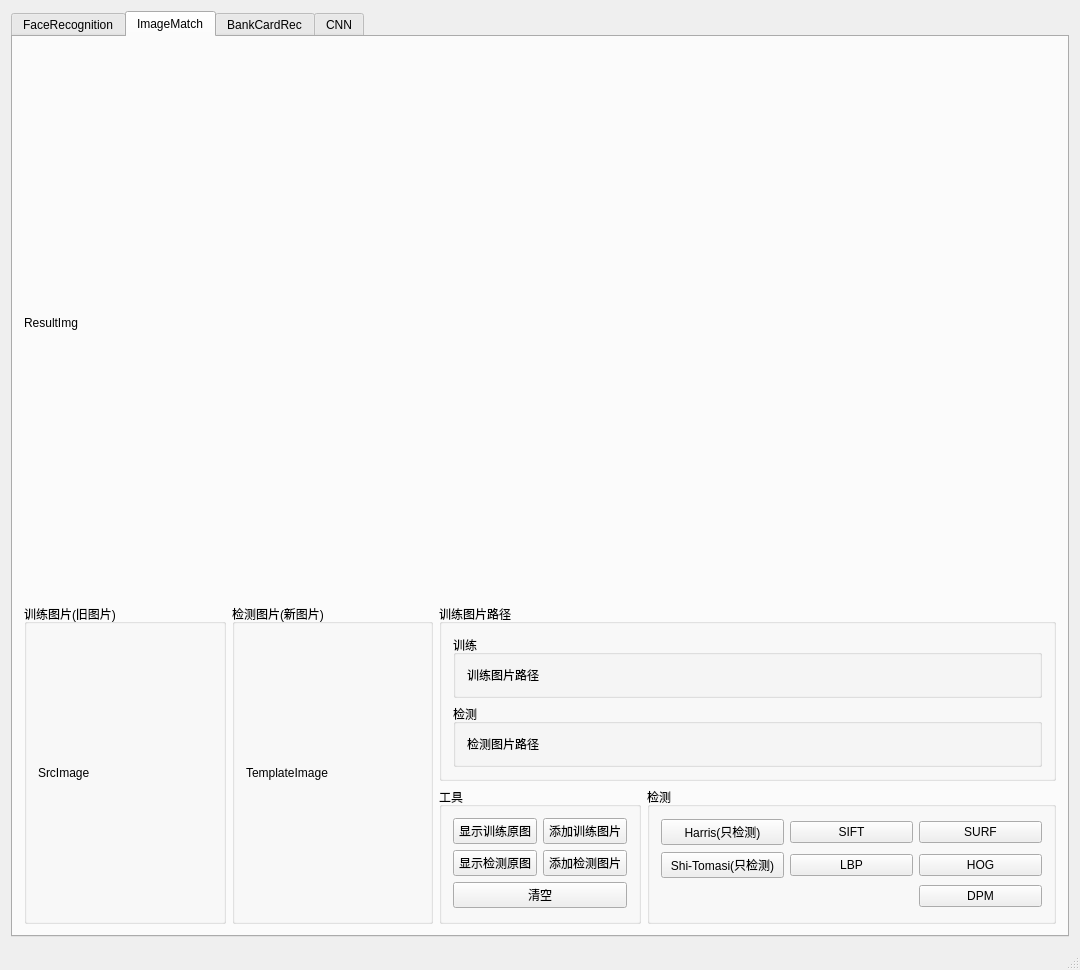
The window that Qt5openCV3DIPExtension/MainWindow.ui (Mrsherlock1996/Qt5openCV3DIPExtension) describes before a commit, drawn with Qt 5.
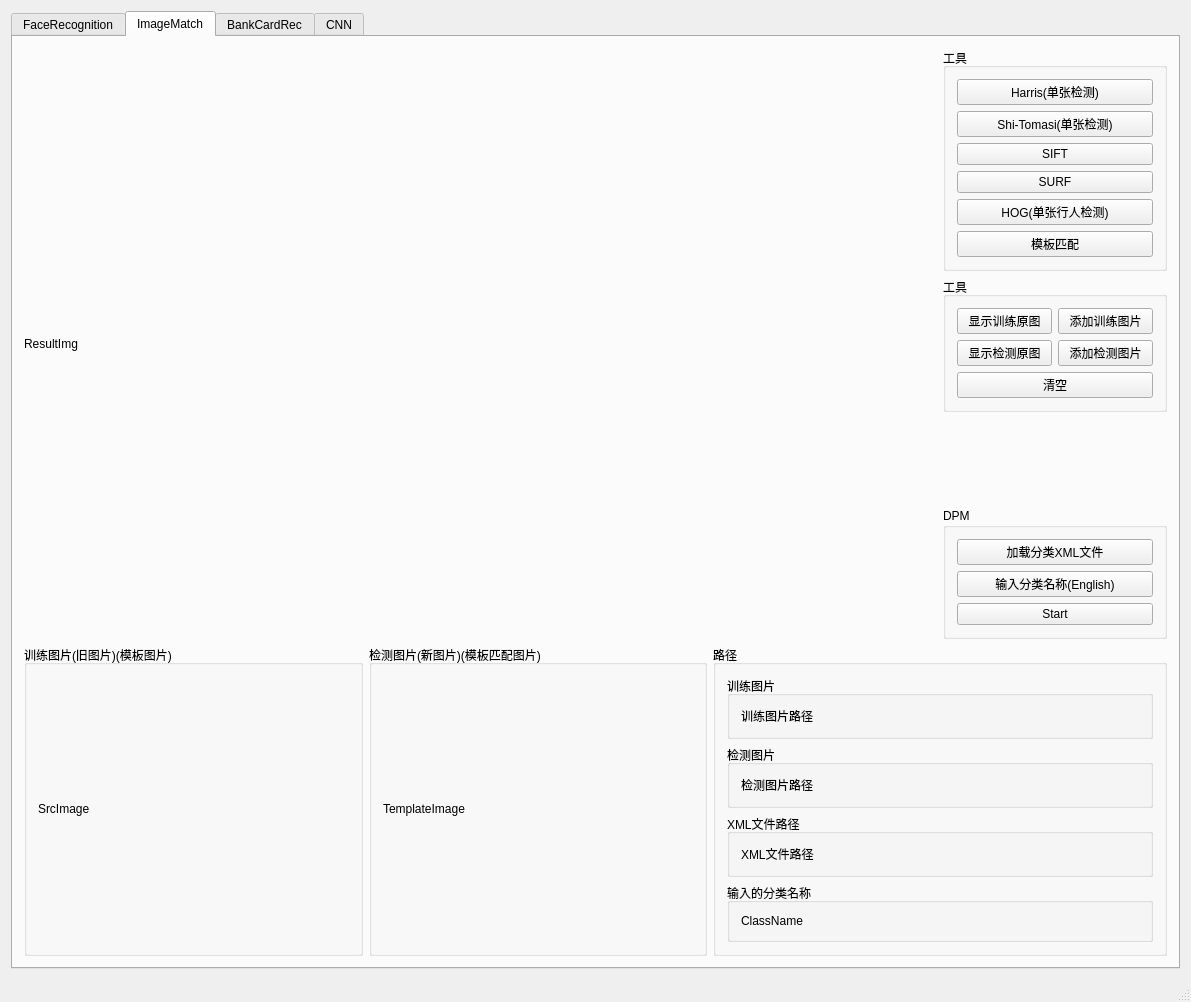
The same window after the commit. The open tabs and pages were chosen to show the change.

What changed in the file:
```diff
--- a/Qt5openCV3DIPExtension/MainWindow.ui
+++ b/Qt5openCV3DIPExtension/MainWindow.ui
@@ -6,8 +6,8 @@
    <rect>
     <x>0</x>
     <y>0</y>
-    <width>1080</width>
-    <height>761</height>
+    <width>1191</width>
+    <height>858</height>
    </rect>
   </property>
   <property name="windowTitle">
@@ -18,7 +18,7 @@
     <item row="0" column="0">
      <widget class="QTabWidget" name="tabWidget">
       <property name="currentIndex">
-       <number>1</number>
+       <number>3</number>
       </property>
       <property name="iconSize">
        <size>
@@ -69,13 +69,6 @@
            <string>识别(需载入XML文件)</string>
           </property>
           <layout class="QGridLayout" name="gridLayout_9">
-           <item row="2" column="1" colspan="2">
-            <widget class="QPushButton" name="pushButtonFRCommonFaceRec">
-             <property name="text">
-              <string>大众人脸识别(无需训练)</string>
-             </property>
-            </widget>
-           </item>
            <item row="0" column="1">
             <widget class="QPushButton" name="pushButtonFRRunRecByGen">
              <property name="text">
@@ -83,10 +76,10 @@
              </property>
             </widget>
            </item>
-           <item row="0" column="2">
-            <widget class="QPushButton" name="pushButtonFRRunRecBySelecte">
+           <item row="2" column="1" colspan="2">
+            <widget class="QPushButton" name="pushButtonFRCommonFaceRec">
              <property name="text">
-              <string>开始检测(通过选择的XML)</string>
+              <string>大众人脸识别(基于Haar)</string>
              </property>
             </widget>
            </item>
@@ -97,6 +90,20 @@
              </property>
             </widget>
            </item>
+           <item row="0" column="2">
+            <widget class="QPushButton" name="pushButtonFRRunRecBySelecte">
+             <property name="text">
+              <string>开始检测(通过选择的XML)</string>
+             </property>
+            </widget>
+           </item>
+           <item row="4" column="1" colspan="2">
+            <widget class="QPushButton" name="pushButtonFRComFaceRecLBPH">
+             <property name="text">
+              <string>大众人脸识别(基于LBPH)</string>
+             </property>
+            </widget>
+           </item>
           </layout>
          </widget>
         </item>
@@ -253,77 +260,19 @@
         <string>ImageMatch</string>
        </attribute>
        <layout class="QGridLayout" name="gridLayout_2">
-        <item row="0" column="0" rowspan="4" colspan="5">
+        <item row="0" column="0" rowspan="5" colspan="4">
          <widget class="QLabel" name="labelShowIMResult">
           <property name="text">
            <string>ResultImg</string>
           </property>
          </widget>
         </item>
-        <item row="6" column="3" colspan="2">
-         <widget class="QGroupBox" name="groupBoxButtons">
-          <property name="title">
-           <string>检测</string>
-          </property>
-          <layout class="QGridLayout" name="gridLayout_3">
-           <item row="2" column="2">
-            <widget class="QPushButton" name="pushButtonIMHog">
-             <property name="text">
-              <string>HOG</string>
-             </property>
-            </widget>
-           </item>
-           <item row="0" column="2">
-            <widget class="QPushButton" name="pushButtonIMSurf">
-             <property name="text">
-              <string>SURF</string>
-             </property>
-            </widget>
-           </item>
-           <item row="2" column="1">
-            <widget class="QPushButton" name="pushButtonIMLbp">
-             <property name="text">
-              <string>LBP</string>
-             </property>
-            </widget>
-           </item>
-           <item row="0" column="1">
-            <widget class="QPushButton" name="pushButtonIMSift">
-             <property name="text">
-              <string>SIFT</string>
-             </property>
-            </widget>
-           </item>
-           <item row="3" column="2">
-            <widget class="QPushButton" name="pushButtonIMDpm">
-             <property name="text">
-              <string>DPM</string>
-             </property>
-            </widget>
-           </item>
-           <item row="0" column="0">
-            <widget class="QPushButton" name="pushButtonIMHaaris">
-             <property name="text">
-              <string>Harris(只检测)</string>
-             </property>
-            </widget>
-           </item>
-           <item row="2" column="0">
-            <widget class="QPushButton" name="pushButtonIMShitomasi">
-             <property name="text">
-              <string>Shi-Tomasi(只检测)</string>
-             </property>
-            </widget>
-           </item>
-          </layout>
-         </widget>
-        </item>
-        <item row="5" column="0" rowspan="2" colspan="2">
+        <item row="6" column="0" rowspan="2" colspan="3">
          <layout class="QHBoxLayout" name="horizontalLayout_2">
           <item>
            <widget class="QGroupBox" name="groupBoxSrc">
             <property name="title">
-             <string>训练图片(旧图片)</string>
+             <string>训练图片(旧图片)(模板图片)</string>
             </property>
             <layout class="QGridLayout" name="gridLayout_8">
              <item row="0" column="0">
@@ -339,7 +288,7 @@
           <item>
            <widget class="QGroupBox" name="groupBoxTemplate">
             <property name="title">
-             <string>检测图片(新图片)</string>
+             <string>检测图片(新图片)(模板匹配图片)</string>
             </property>
             <layout class="QGridLayout" name="gridLayout_17">
              <item row="0" column="0">
@@ -354,7 +303,161 @@
           </item>
          </layout>
         </item>
-        <item row="6" column="2">
+        <item row="4" column="4">
+         <widget class="QGroupBox" name="groupBox_13">
+          <property name="title">
+           <string>DPM</string>
+          </property>
+          <layout class="QGridLayout" name="gridLayout_19">
+           <item row="2" column="0">
+            <widget class="QPushButton" name="pushButtonIMDpmClassName">
+             <property name="text">
+              <string>输入分类名称(English)</string>
+             </property>
+            </widget>
+           </item>
+           <item row="1" column="0">
+            <widget class="QPushButton" name="pushButtonIMDpmXml">
+             <property name="text">
+              <string>加载分类XML文件</string>
+             </property>
+            </widget>
+           </item>
+           <item row="3" column="0">
+            <widget class="QPushButton" name="pushButtonIMDpmStart">
+             <property name="text">
+              <string>Start</string>
+             </property>
+            </widget>
+           </item>
+          </layout>
+         </widget>
+        </item>
+        <item row="6" column="3" rowspan="2" colspan="2">
+         <widget class="QGroupBox" name="groupBox_3">
+          <property name="title">
+           <string>路径</string>
+          </property>
+          <layout class="QVBoxLayout" name="verticalLayout">
+           <item>
+            <widget class="QGroupBox" name="groupBox_11">
+             <property name="title">
+              <string>训练图片</string>
+             </property>
+             <layout class="QVBoxLayout" name="verticalLayout_2">
+              <item>
+               <widget class="QLabel" name="labelIMOldImgPath">
+                <property name="text">
+                 <string>训练图片路径</string>
+                </property>
+               </widget>
+              </item>
+             </layout>
+            </widget>
+           </item>
+           <item>
+            <widget class="QGroupBox" name="groupBox_12">
+             <property name="title">
+              <string>检测图片</string>
+             </property>
+             <layout class="QVBoxLayout" name="verticalLayout_3">
+              <item>
+               <widget class="QLabel" name="labelIMNewImgPath">
+                <property name="text">
+                 <string>检测图片路径</string>
+                </property>
+               </widget>
+              </item>
+             </layout>
+            </widget>
+           </item>
+           <item>
+            <widget class="QGroupBox" name="groupBox_14">
+             <property name="title">
+              <string>XML文件路径</string>
+             </property>
+             <layout class="QGridLayout" name="gridLayout_20">
+              <item row="0" column="0">
+               <widget class="QLabel" name="labelIMDpmXmlPath">
+                <property name="text">
+                 <string>XML文件路径</string>
+                </property>
+               </widget>
+              </item>
+             </layout>
+            </widget>
+           </item>
+           <item>
+            <widget class="QGroupBox" name="groupBox_15">
+             <property name="title">
+              <string>输入的分类名称</string>
+             </property>
+             <layout class="QGridLayout" name="gridLayout_21">
+              <item row="0" column="0">
+               <widget class="QLabel" name="labelIMDpmClassName">
+                <property name="text">
+                 <string>ClassName</string>
+                </property>
+               </widget>
+              </item>
+             </layout>
+            </widget>
+           </item>
+          </layout>
+         </widget>
+        </item>
+        <item row="0" column="4">
+         <widget class="QGroupBox" name="groupBoxButtons">
+          <property name="title">
+           <string>工具</string>
+          </property>
+          <layout class="QGridLayout" name="gridLayout_3">
+           <item row="4" column="1">
+            <widget class="QPushButton" name="pushButtonIMHog">
+             <property name="text">
+              <string>HOG(单张行人检测)</string>
+             </property>
+            </widget>
+           </item>
+           <item row="1" column="1">
+            <widget class="QPushButton" name="pushButtonIMShitomasi">
+             <property name="text">
+              <string>Shi-Tomasi(单张检测)</string>
+             </property>
+            </widget>
+           </item>
+           <item row="0" column="1">
+            <widget class="QPushButton" name="pushButtonIMHaaris">
+             <property name="text">
+              <string>Harris(单张检测)</string>
+             </property>
+            </widget>
+           </item>
+           <item row="2" column="1">
+            <widget class="QPushButton" name="pushButtonIMSift">
+             <property name="text">
+              <string>SIFT</string>
+             </property>
+            </widget>
+           </item>
+           <item row="3" column="1">
+            <widget class="QPushButton" name="pushButtonIMSurf">
+             <property name="text">
+              <string>SURF</string>
+             </property>
+            </widget>
+           </item>
+           <item row="5" column="1">
+            <widget class="QPushButton" name="pushButtonIMTemplate">
+             <property name="text">
+              <string>模板匹配</string>
+             </property>
+            </widget>
+           </item>
+          </layout>
+         </widget>
+        </item>
+        <item row="1" column="4">
          <widget class="QGroupBox" name="groupBox">
           <property name="title">
            <string>工具</string>
@@ -398,47 +501,6 @@
           </layout>
          </widget>
         </item>
-        <item row="5" column="2" colspan="3">
-         <widget class="QGroupBox" name="groupBox_3">
-          <property name="title">
-           <string>训练图片路径</string>
-          </property>
-          <layout class="QVBoxLayout" name="verticalLayout">
-           <item>
-            <widget class="QGroupBox" name="groupBox_11">
-             <property name="title">
-              <string>训练</string>
-             </property>
-             <layout class="QVBoxLayout" name="verticalLayout_2">
-              <item>
-               <widget class="QLabel" name="labelIMOldImgPath">
-                <property name="text">
-                 <string>训练图片路径</string>
-                </property>
-               </widget>
-              </item>
-             </layout>
-            </widget>
-           </item>
-           <item>
-            <widget class="QGroupBox" name="groupBox_12">
-             <property name="title">
-              <string>检测</string>
-             </property>
-             <layout class="QVBoxLayout" name="verticalLayout_3">
-              <item>
-               <widget class="QLabel" name="labelIMNewImgPath">
-                <property name="text">
-                 <string>检测图片路径</string>
-                </property>
-               </widget>
-              </item>
-             </layout>
-            </widget>
-           </item>
-          </layout>
-         </widget>
-        </item>
        </layout>
       </widget>
       <widget class="QWidget" name="tabBankCardRec">
```
